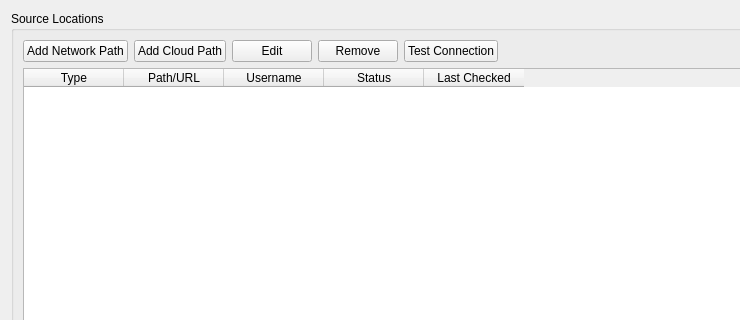
Before: the Qt Designer form QT/AutomatedBackupFile/sourcestab.ui in alimajidi62/Automate_Backup_File, drawn with Qt 5; both pictures show x 0 to 740 and y 0 to 320 of the 950 by 600 pixel window.
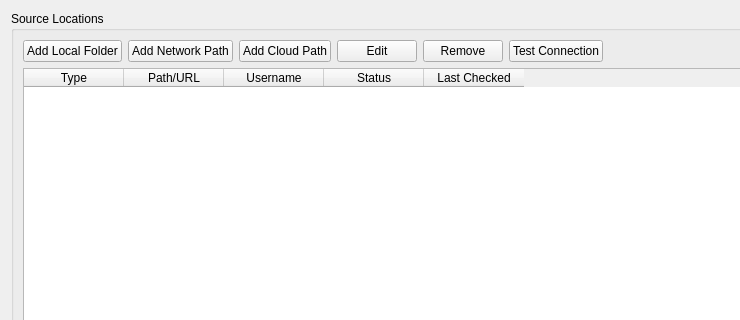
After: the same form once the commit is applied.

The edit to the form file:
```diff
--- a/QT/AutomatedBackupFile/sourcestab.ui
+++ b/QT/AutomatedBackupFile/sourcestab.ui
@@ -22,6 +22,13 @@
      <layout class="QVBoxLayout" name="verticalLayout_3">
       <item>
        <layout class="QHBoxLayout" name="horizontalLayout">
+        <item>
+         <widget class="QPushButton" name="btnAddLocal">
+          <property name="text">
+           <string>Add Local Folder</string>
+          </property>
+         </widget>
+        </item>
         <item>
          <widget class="QPushButton" name="btnAddNetwork">
           <property name="text">
```
